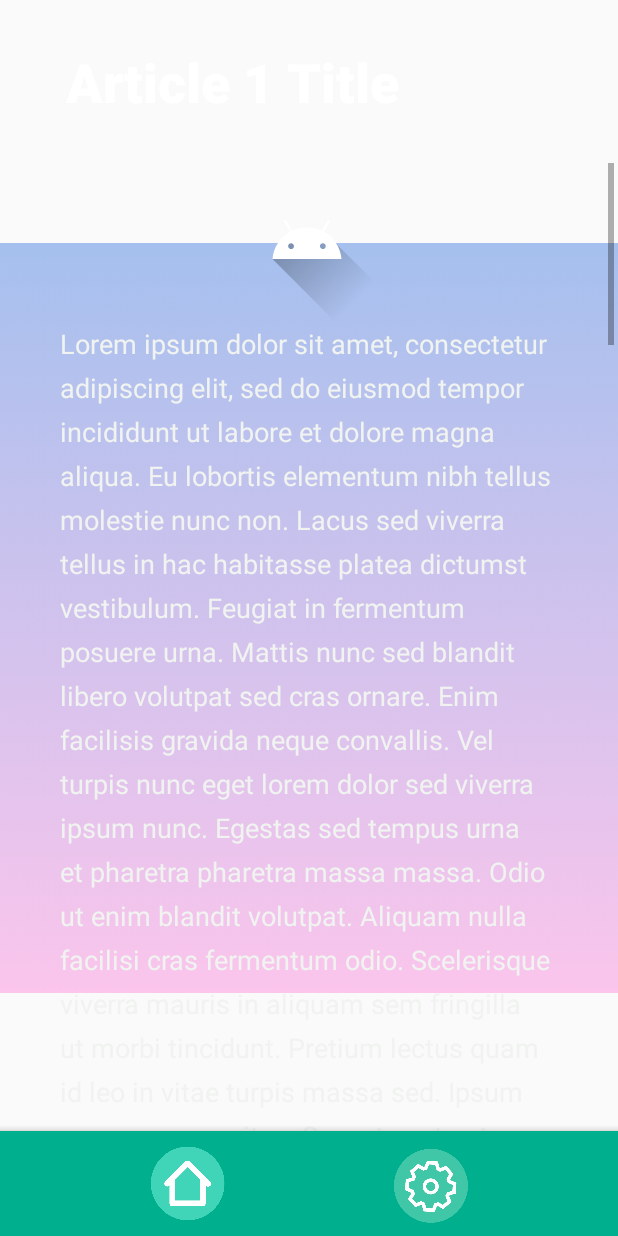
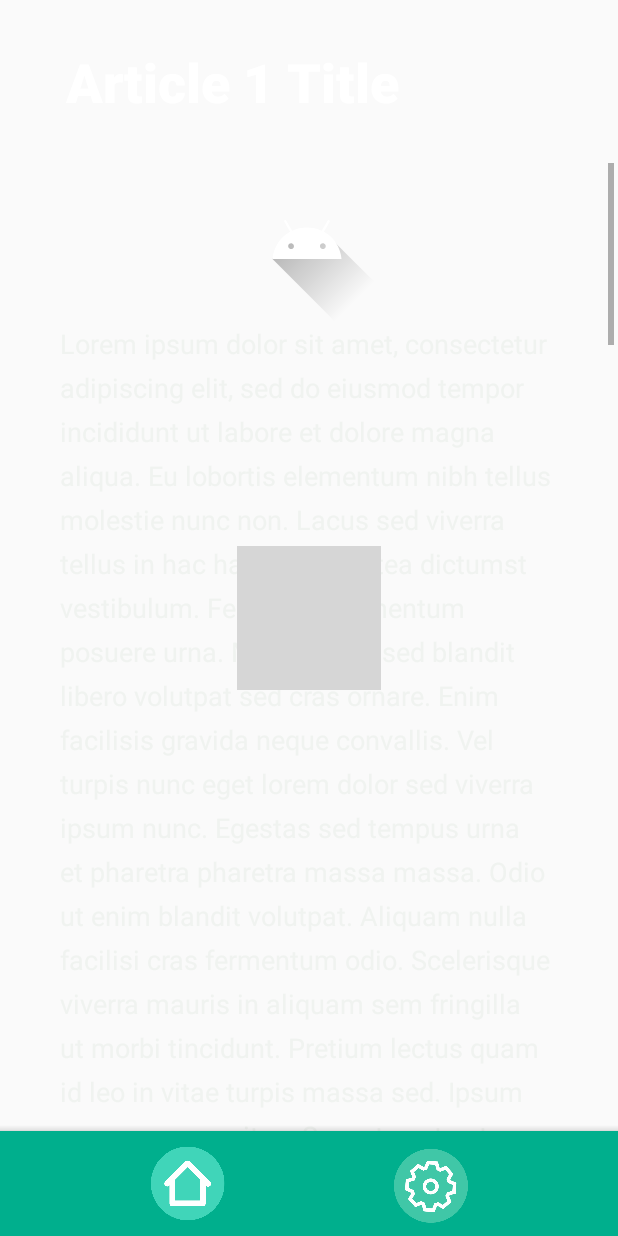
Before and after one commit to richardwei6/Mental-Health-Awareness-App, an Android app: the layout article1_layout.xml on its own in the app's theme, with its tools: preview values and no code run, on a phone screen of 412 x 824 dp. Run offline under Robolectric (Android 15) with nearby library versions, the phone set to English and light mode, and no system bars; grey boxes are pictures that could not be loaded.

Commit message:
Updated Version 1/4/20
Fixed backgrounds on articles

```diff
--- a/StressLeafMentalHealthApp/app/src/main/res/layout/article1_layout.xml
+++ b/StressLeafMentalHealthApp/app/src/main/res/layout/article1_layout.xml
@@ -15,7 +15,7 @@
         app:layout_constraintEnd_toEndOf="parent"
         app:layout_constraintStart_toStartOf="parent"
         app:layout_constraintTop_toTopOf="parent"
-        app:srcCompat="@drawable/testbackground" />
+        app:srcCompat="@drawable/background_final" />
 
     <TextView
         android:id="@+id/Article1Title"
--- a/StressLeafMentalHealthApp/app/src/main/res/layout/article2_layout.xml
+++ b/StressLeafMentalHealthApp/app/src/main/res/layout/article2_layout.xml
@@ -15,7 +15,7 @@
         app:layout_constraintEnd_toEndOf="parent"
         app:layout_constraintStart_toStartOf="parent"
         app:layout_constraintTop_toTopOf="parent"
-        app:srcCompat="@drawable/testbackground" />
+        app:srcCompat="@drawable/background_final" />
 
     <TextView
         android:id="@+id/Article2Title"
--- a/StressLeafMentalHealthApp/app/src/main/res/layout/article3_layout.xml
+++ b/StressLeafMentalHealthApp/app/src/main/res/layout/article3_layout.xml
@@ -15,7 +15,7 @@
         app:layout_constraintEnd_toEndOf="parent"
         app:layout_constraintStart_toStartOf="parent"
         app:layout_constraintTop_toTopOf="parent"
-        app:srcCompat="@drawable/testbackground" />
+        app:srcCompat="@drawable/background_final" />
 
     <TextView
         android:id="@+id/Article3Title"
--- a/StressLeafMentalHealthApp/app/src/main/res/layout/article4_layout.xml
+++ b/StressLeafMentalHealthApp/app/src/main/res/layout/article4_layout.xml
@@ -15,7 +15,7 @@
         app:layout_constraintEnd_toEndOf="parent"
         app:layout_constraintStart_toStartOf="parent"
         app:layout_constraintTop_toTopOf="parent"
-        app:srcCompat="@drawable/testbackground" />
+        app:srcCompat="@drawable/background_final" />
 
     <TextView
         android:id="@+id/Article4Title"
--- a/StressLeafMentalHealthApp/app/src/main/res/layout/article5_layout.xml
+++ b/StressLeafMentalHealthApp/app/src/main/res/layout/article5_layout.xml
@@ -15,7 +15,7 @@
         app:layout_constraintEnd_toEndOf="parent"
         app:layout_constraintStart_toStartOf="parent"
         app:layout_constraintTop_toTopOf="parent"
-        app:srcCompat="@drawable/testbackground" />
+        app:srcCompat="@drawable/background_final" />
 
     <TextView
         android:id="@+id/Article5Title"
```
Also changed, not shown: 1 other file.
